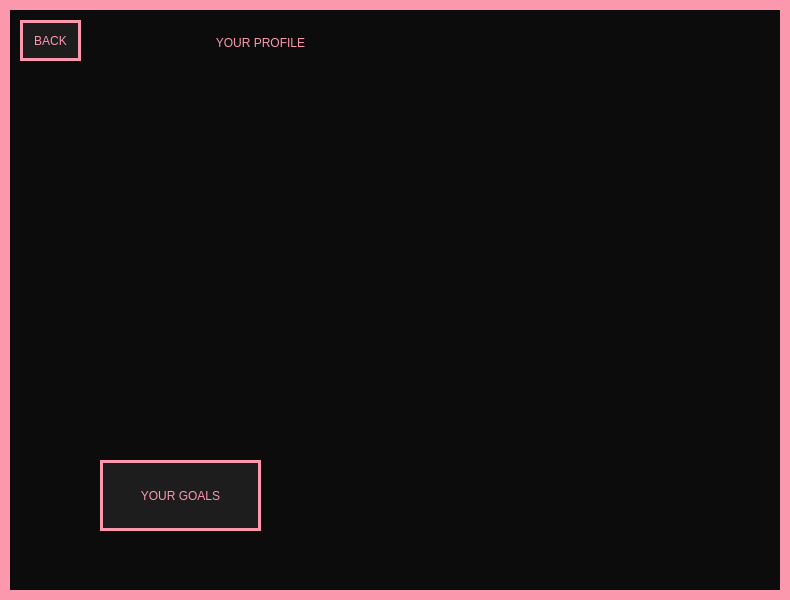
Hanna-J-K/fitnessapp, file View/Profile.ui: the form before one commit.
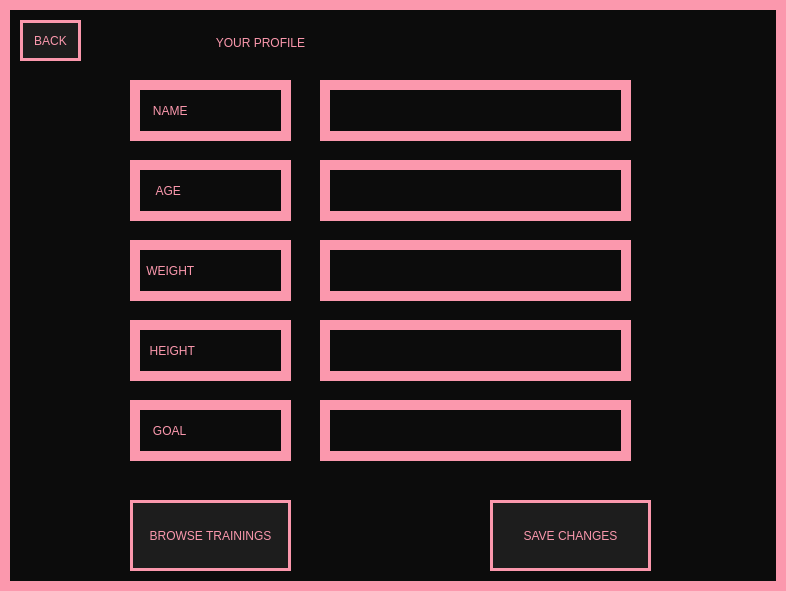
The form after the commit.

Commit message: browse trainings buttons added

The edit to the form file:
```diff
--- a/View/Profile.ui
+++ b/View/Profile.ui
@@ -6,8 +6,8 @@
    <rect>
     <x>0</x>
     <y>0</y>
-    <width>790</width>
-    <height>600</height>
+    <width>786</width>
+    <height>591</height>
    </rect>
   </property>
   <property name="windowTitle">
@@ -62,8 +62,8 @@
    <widget class="QPushButton" name="create_btn">
     <property name="geometry">
      <rect>
-      <x>100</x>
-      <y>460</y>
+      <x>130</x>
+      <y>500</y>
       <width>161</width>
       <height>71</height>
      </rect>
@@ -77,7 +77,158 @@
 </string>
     </property>
     <property name="text">
-     <string>YOUR GOALS</string>
+     <string>BROWSE TRAININGS</string>
+    </property>
+   </widget>
+   <widget class="QLabel" name="label_4">
+    <property name="geometry">
+     <rect>
+      <x>130</x>
+      <y>320</y>
+      <width>161</width>
+      <height>61</height>
+     </rect>
+    </property>
+    <property name="styleSheet">
+     <string notr="true">font: 14pt &quot;PRIMETIME&quot;;</string>
+    </property>
+    <property name="text">
+     <string>  HEIGHT</string>
+    </property>
+   </widget>
+   <widget class="QPlainTextEdit" name="age">
+    <property name="geometry">
+     <rect>
+      <x>320</x>
+      <y>160</y>
+      <width>311</width>
+      <height>61</height>
+     </rect>
+    </property>
+   </widget>
+   <widget class="QPlainTextEdit" name="weight">
+    <property name="geometry">
+     <rect>
+      <x>320</x>
+      <y>240</y>
+      <width>311</width>
+      <height>61</height>
+     </rect>
+    </property>
+   </widget>
+   <widget class="QLabel" name="label_2">
+    <property name="geometry">
+     <rect>
+      <x>130</x>
+      <y>160</y>
+      <width>161</width>
+      <height>61</height>
+     </rect>
+    </property>
+    <property name="styleSheet">
+     <string notr="true">font: 14pt &quot;PRIMETIME&quot;;</string>
+    </property>
+    <property name="text">
+     <string>    AGE</string>
+    </property>
+   </widget>
+   <widget class="QPlainTextEdit" name="name">
+    <property name="geometry">
+     <rect>
+      <x>320</x>
+      <y>80</y>
+      <width>311</width>
+      <height>61</height>
+     </rect>
+    </property>
+   </widget>
+   <widget class="QLabel" name="label_3">
+    <property name="geometry">
+     <rect>
+      <x>130</x>
+      <y>240</y>
+      <width>161</width>
+      <height>61</height>
+     </rect>
+    </property>
+    <property name="styleSheet">
+     <string notr="true">font: 14pt &quot;PRIMETIME&quot;;</string>
+    </property>
+    <property name="text">
+     <string> WEIGHT</string>
+    </property>
+   </widget>
+   <widget class="QLabel" name="label_5">
+    <property name="geometry">
+     <rect>
+      <x>130</x>
+      <y>400</y>
+      <width>161</width>
+      <height>61</height>
+     </rect>
+    </property>
+    <property name="styleSheet">
+     <string notr="true">font: 14pt &quot;PRIMETIME&quot;;</string>
+    </property>
+    <property name="text">
+     <string>   GOAL</string>
+    </property>
+   </widget>
+   <widget class="QPlainTextEdit" name="goal">
+    <property name="geometry">
+     <rect>
+      <x>320</x>
+      <y>400</y>
+      <width>311</width>
+      <height>61</height>
+     </rect>
+    </property>
+   </widget>
+   <widget class="QPushButton" name="save_btn">
+    <property name="geometry">
+     <rect>
+      <x>490</x>
+      <y>500</y>
+      <width>161</width>
+      <height>71</height>
+     </rect>
+    </property>
+    <property name="cursor">
+     <cursorShape>PointingHandCursor</cursorShape>
+    </property>
+    <property name="styleSheet">
+     <string notr="true">background-color: #1D1D1D;border: 3px solid #FB98AD;
+font: 8pt &quot;PRIMETIME&quot;;
+</string>
+    </property>
+    <property name="text">
+     <string>SAVE CHANGES</string>
+    </property>
+   </widget>
+   <widget class="QLabel" name="label">
+    <property name="geometry">
+     <rect>
+      <x>130</x>
+      <y>80</y>
+      <width>161</width>
+      <height>61</height>
+     </rect>
+    </property>
+    <property name="styleSheet">
+     <string notr="true">font: 14pt &quot;PRIMETIME&quot;;</string>
+    </property>
+    <property name="text">
+     <string>   NAME</string>
+    </property>
+   </widget>
+   <widget class="QPlainTextEdit" name="height">
+    <property name="geometry">
+     <rect>
+      <x>320</x>
+      <y>320</y>
+      <width>311</width>
+      <height>61</height>
+     </rect>
     </property>
    </widget>
   </widget>
```
Left out of the diff: 2 changed lines with no effect on the pictures. The commit also changes 7 other files.
